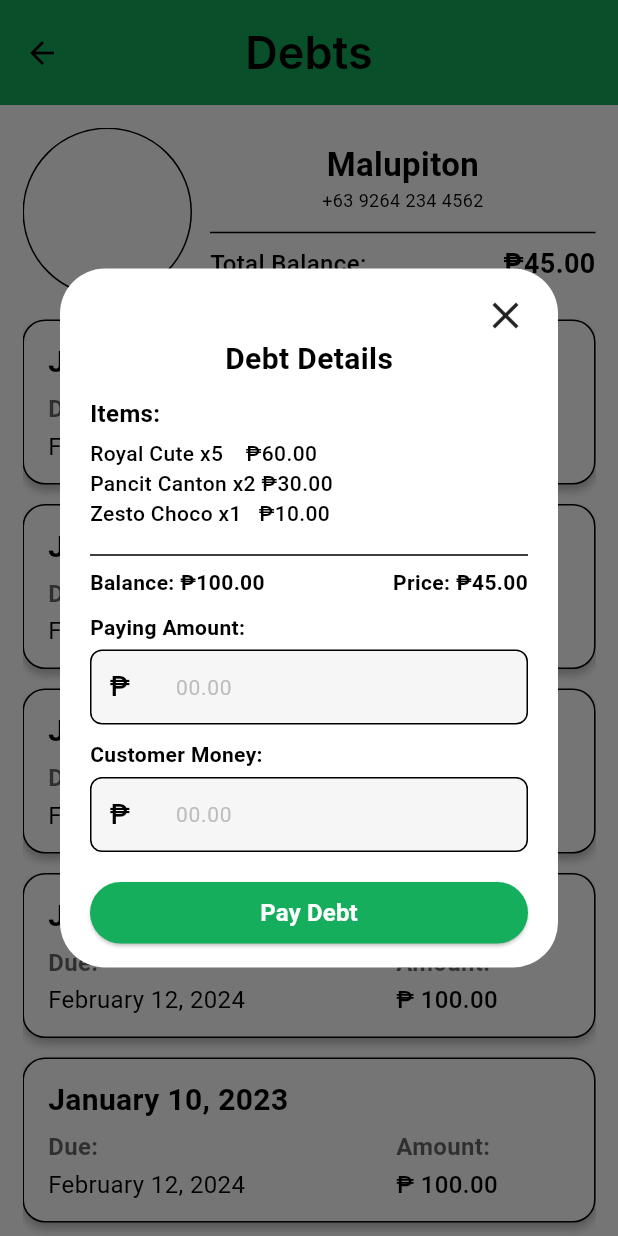
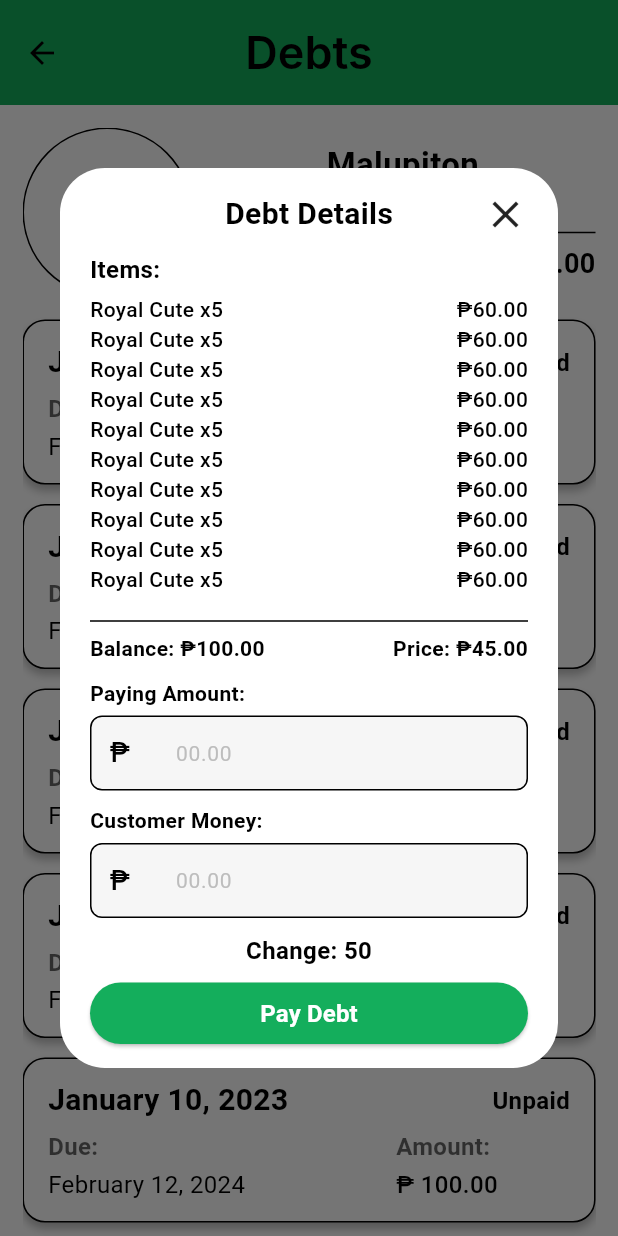
Before and after one commit to ewan133/Valgrow_app, a Flutter app: the DebtsPersonalList screen opened by its route, after a tap on "January 10, 2023", on a phone screen of 412 x 824 dp. Run offline on Flutter 3.47's test engine with Material 3 defaults, Android fonts, the phone set to English and light mode, and no system bars; our stand-ins replace cloud_firestore, curved_labeled_navigation_bar, data_table_2, firebase_auth, firebase_core, firebase_storage and 2 more; missing offline and left inert: flutter_barcode_scanner, syncfusion_flutter_xlsio; accounts and stored records are empty; Roboto replaces fonts that are missing (Inter).

Commit message:
add new file

```diff
--- a/lib/components/debts_components/debt_payment.dart
+++ b/lib/components/debts_components/debt_payment.dart
@@ -1,4 +1,5 @@
 import 'package:flutter/material.dart';
+import 'package:valgrow_ui/components/debts_components/item_debt_list.dart';
 
 class DebtPaymentModal extends StatelessWidget {
   const DebtPaymentModal({super.key});
@@ -6,40 +7,67 @@ class DebtPaymentModal extends StatelessWidget {
   @override
   Widget build(BuildContext context) {
     return Dialog(
-      shape: RoundedRectangleBorder(borderRadius: BorderRadius.circular(30)), // Rounded corners
-      child: SizedBox(
-        width: MediaQuery.of(context).size.width * 95, // Increased width (95% of screen width)
+      shape: RoundedRectangleBorder(
+          borderRadius: BorderRadius.circular(30)), // Rounded corners
+      child: Container(
+        width: MediaQuery.of(context).size.width * 0.95, // 95% of screen width
+        constraints: BoxConstraints(
+          maxHeight:
+              MediaQuery.of(context).size.height * 0.9, // Prevents overflow
+        ),
         child: Padding(
           padding: const EdgeInsets.symmetric(horizontal: 20, vertical: 16),
+          child: SingleChildScrollView(
+            // ✅ Wrap in scrollable container
             child: Column(
-            mainAxisSize: MainAxisSize.min, // Prevents full-screen modal
+              mainAxisSize: MainAxisSize.min, // ✅ Keeps it flexible
               crossAxisAlignment: CrossAxisAlignment.start,
               children: [
-              // Close Button
-              Align(
-                alignment: Alignment.topRight,
-                child: GestureDetector(
+                // Header Row (Debt Details + Close Button)
+                Row(
+                  mainAxisAlignment: MainAxisAlignment.spaceBetween,
+                  children: [
+                    const SizedBox(width: 30), // Placeholder for balance
+
+                    Expanded(
+                      child: Center(
+                        child: Text(
+                          "Debt Details",
+                          style: TextStyle(
+                            fontSize: 20,
+                            fontWeight: FontWeight.w600,
+                            color: Colors.black,
+                          ),
+                        ),
+                      ),
+                    ),
+
+                    GestureDetector(
                       onTap: () => Navigator.pop(context),
                       child: const Icon(Icons.close, size: 30),
                     ),
-              ),
-
-              // Title
-              const Center(
-                child: Text(
-                  "Debt Details",
-                  style: TextStyle(fontSize: 20, fontWeight: FontWeight.w600, color: Colors.black),
-                ),
+                  ],
                 ),
 
                 const SizedBox(height: 10),
 
                 // Items List
-              const Text("Items:", style: TextStyle(fontSize: 16, fontWeight: FontWeight.w700)),
+                const Text("Items:",
+                    style:
+                        TextStyle(fontSize: 16, fontWeight: FontWeight.w700)),
                 const SizedBox(height: 5),
-              const Text("Royal Cute x5    ₱60.00", style: TextStyle(fontSize: 14, fontWeight: FontWeight.w500)),
-              const Text("Pancit Canton x2 ₱30.00", style: TextStyle(fontSize: 14, fontWeight: FontWeight.w500)),
-              const Text("Zesto Choco x1   ₱10.00", style: TextStyle(fontSize: 14, fontWeight: FontWeight.w500)),
+
+                SizedBox(
+                  height: 200, // ✅ Set a fixed height
+                  child: ListView.builder(
+                    shrinkWrap: true, // ✅ Prevents infinite height
+                    physics: const BouncingScrollPhysics(),
+                    itemCount: 30,
+                    itemBuilder: (context, index) {
+                      return MyItemDebtList();
+                    },
+                  ),
+                ),
 
                 const SizedBox(height: 10),
 
@@ -50,27 +78,40 @@ class DebtPaymentModal extends StatelessWidget {
                 Row(
                   mainAxisAlignment: MainAxisAlignment.spaceBetween,
                   children: const [
-                  Text("Balance: ₱100.00", style: TextStyle(fontSize: 14, fontWeight: FontWeight.w700)),
-                  Text("Price: ₱45.00", style: TextStyle(fontSize: 14, fontWeight: FontWeight.w700)),
+                    Text("Balance: ₱100.00",
+                        style: TextStyle(
+                            fontSize: 14, fontWeight: FontWeight.w700)),
+                    Text("Price: ₱45.00",
+                        style: TextStyle(
+                            fontSize: 14, fontWeight: FontWeight.w700)),
                   ],
                 ),
 
                 const SizedBox(height: 10),
 
                 // Paying Amount
-              const Text("Paying Amount:", style: TextStyle(fontSize: 14, fontWeight: FontWeight.w700)),
+                const Text("Paying Amount:",
+                    style:
+                        TextStyle(fontSize: 14, fontWeight: FontWeight.w700)),
                 const SizedBox(height: 5),
                 _buildTextField(),
 
                 const SizedBox(height: 10),
 
                 // Customer Money
-              const Text("Customer Money:", style: TextStyle(fontSize: 14, fontWeight: FontWeight.w700)),
+                const Text("Customer Money:",
+                    style:
+                        TextStyle(fontSize: 14, fontWeight: FontWeight.w700)),
                 const SizedBox(height: 5),
                 _buildTextField(),
 
-              const SizedBox(height: 20),
-
+                const SizedBox(height: 10),
+                Center(
+                  child: const Text("Change: 50",
+                      style:
+                          TextStyle(fontSize: 16, fontWeight: FontWeight.w700)),
+                ),
+                const SizedBox(height: 10),
                 // Pay Debt Button
                 SizedBox(
                   width: double.infinity,
@@ -78,16 +119,21 @@ class DebtPaymentModal extends StatelessWidget {
                   child: ElevatedButton(
                     style: ElevatedButton.styleFrom(
                       backgroundColor: const Color(0xFF14AE5C),
-                    shape: RoundedRectangleBorder(borderRadius: BorderRadius.circular(100)),
+                      shape: RoundedRectangleBorder(
+                          borderRadius: BorderRadius.circular(100)),
                     ),
                     onPressed: () {},
                     child: const Text(
                       "Pay Debt",
-                    style: TextStyle(fontSize: 16, fontWeight: FontWeight.w600, color: Colors.white),
+                      style: TextStyle(
+                          fontSize: 16,
+                          fontWeight: FontWeight.w600,
+                          color: Colors.white),
                     ),
                   ),
                 ),
               ],
+            ),
           ),
         ),
       ),
@@ -107,7 +153,8 @@ class DebtPaymentModal extends StatelessWidget {
       child: const TextField(
         decoration: InputDecoration(
           border: InputBorder.none,
-          prefixIcon: Text("₱ ", style: TextStyle(fontSize: 18, fontWeight: FontWeight.w500)),
+          prefixIcon: Text("₱ ",
+              style: TextStyle(fontSize: 18, fontWeight: FontWeight.w500)),
           prefixIconConstraints: BoxConstraints(minWidth: 40),
           hintText: "00.00",
           hintStyle: TextStyle(fontSize: 14, color: Color(0xFFBDBDBD)),
--- /dev/null
+++ b/lib/components/debts_components/item_debt_list.dart
@@ -0,0 +1,18 @@
+import 'package:flutter/material.dart';
+
+class MyItemDebtList extends StatelessWidget {
+  const MyItemDebtList({super.key});
+
+  @override
+  Widget build(BuildContext context) {
+    return Row(
+      mainAxisAlignment: MainAxisAlignment.spaceBetween,
+      children: [
+        Text("Royal Cute x5",
+            style: TextStyle(fontSize: 14, fontWeight: FontWeight.w500)),
+        Text("₱60.00",
+            style: TextStyle(fontSize: 14, fontWeight: FontWeight.w500)),
+      ],
+    );
+  }
+}
--- a/lib/components/debts_components/personal_debts_card.dart
+++ b/lib/components/debts_components/personal_debts_card.dart
@@ -27,6 +27,10 @@ class MyPersonalDebtsCard extends StatelessWidget {
           mainAxisAlignment: MainAxisAlignment.center,
           children: [
             // Date
+            Row(
+              mainAxisAlignment:
+                  MainAxisAlignment.spaceBetween, // Ensures spacing
+              children: [
                 const Text(
                   "January 10, 2023",
                   style: TextStyle(
@@ -34,6 +38,16 @@ class MyPersonalDebtsCard extends StatelessWidget {
                     fontWeight: FontWeight.w600,
                     color: Colors.black,
                   ),
+                ),
+                const Text(
+                  "Unpaid",
+                  style: TextStyle(
+                    fontSize: 16,
+                    fontWeight: FontWeight.w600,
+                    color: Colors.black,
+                  ),
+                ),
+              ],
             ),
 
             const SizedBox(height: 5), // Spacing
```
Lines whose indentation alone changed are shown as unchanged.
